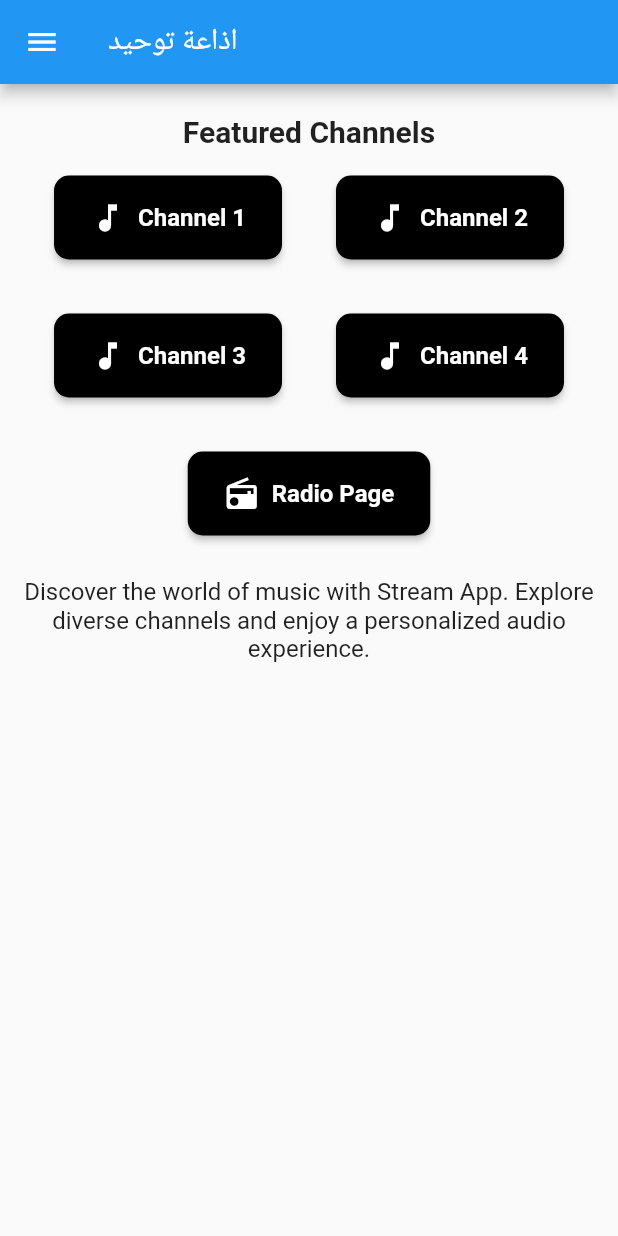
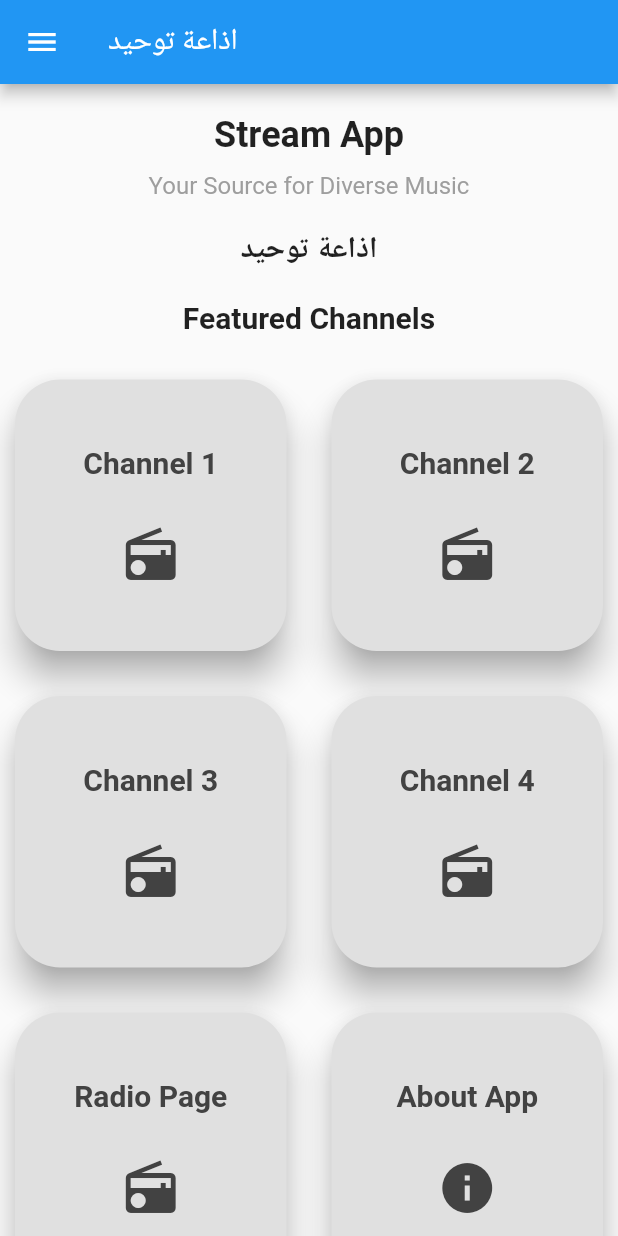
Before and after one commit to Black-crypto-gif/flutter_app, a Flutter app: the screen it shows after launch, on a phone screen of 412 x 824 dp. Run offline on Flutter 3.47's test engine with Material 2 defaults, Android fonts, the phone set to English and light mode, and no system bars; our stand-ins replace audioplayers, cached_network_image, dio, socket_io_client.

Commit message:
Home Page Adjust Buttons

```diff
--- a/lib/main.dart
+++ b/lib/main.dart
@@ -24,7 +24,8 @@ class MyApp extends StatelessWidget {
         '/about': (context) => AboutPage(),
       },
       theme: ThemeData(
-        primaryColor: Colors.blue,
+        primaryColor:
+            Color(0xFFe0e0e0), // Set the background color for the entire app
         fontFamily: 'Roboto',
       ),
     );
@@ -44,38 +45,54 @@ class MyHomePage extends StatelessWidget {
           children: [
             SizedBox(height: 20),
 
+            // App Title
+            Text(
+              'Stream App',
+              style: TextStyle(fontSize: 24, fontWeight: FontWeight.bold),
+            ),
+            SizedBox(height: 10),
+
+            // Slogan
+            Text(
+              'Your Source for Diverse Music',
+              style: TextStyle(fontSize: 16, color: Colors.grey),
+            ),
+            SizedBox(height: 20),
+
+            // Radio Station Title
+            Text(
+              'اذاعة توحيد',
+              style: TextStyle(fontSize: 20, fontWeight: FontWeight.bold),
+            ),
+            SizedBox(height: 20),
+
             // Featured Channels
             Text(
               'Featured Channels',
               style: TextStyle(fontSize: 20, fontWeight: FontWeight.bold),
             ),
-            SizedBox(height: 10),
-            Wrap(
-              alignment: WrapAlignment.center,
-              spacing: 20.0, // Adjust the spacing between columns
-              runSpacing: 20.0, // Adjust the spacing between rows
+            SizedBox(height: 20),
+            GridView.count(
+              crossAxisCount: 2,
+              crossAxisSpacing: 20.0,
+              mainAxisSpacing: 20.0,
+              padding: EdgeInsets.all(5.0),
+              shrinkWrap: true,
               children: [
                 _buildPaddedChannelButton(
-                    'Channel 1', '/channel1', Icons.music_note),
+                    'Channel 1', '/channel1', Icons.radio),
                 _buildPaddedChannelButton(
-                    'Channel 2', '/channel2', Icons.music_note),
+                    'Channel 2', '/channel2', Icons.radio),
                 _buildPaddedChannelButton(
-                    'Channel 3', '/channel3', Icons.music_note),
+                    'Channel 3', '/channel3', Icons.radio),
                 _buildPaddedChannelButton(
-                    'Channel 4', '/channel4', Icons.music_note),
+                    'Channel 4', '/channel4', Icons.radio),
                 _buildPaddedChannelButton(
                     'Radio Page', '/channel5', Icons.radio),
+                _buildPaddedChannelButton('About App', '/about', Icons.info),
               ],
             ),
 
-            SizedBox(height: 20),
-
-            // App Description
-            Text(
-              'Discover the world of music with Stream App. Explore diverse channels and enjoy a personalized audio experience.',
-              style: TextStyle(fontSize: 16),
-              textAlign: TextAlign.center,
-            ),
             SizedBox(height: 20),
           ],
         ),
@@ -129,7 +146,7 @@ class MyHomePage extends StatelessWidget {
 
   Widget _buildPaddedChannelButton(String label, String route, IconData icon) {
     return Padding(
-      padding: const EdgeInsets.all(8.0), // Adjust the padding as needed
+      padding: const EdgeInsets.all(5.0), // Adjust the padding as needed
       child: ChannelButton(label, route, icon),
     );
   }
@@ -144,22 +161,45 @@ class ChannelButton extends StatelessWidget {
 
   @override
   Widget build(BuildContext context) {
-    return ElevatedButton.icon(
+    return ElevatedButton(
       onPressed: () {
         Navigator.pushNamed(context, route);
       },
       style: ElevatedButton.styleFrom(
-        primary: Colors.black,
-        padding: EdgeInsets.symmetric(vertical: 16, horizontal: 24),
+        primary: Colors.grey[300], // Background color
+        padding: EdgeInsets.symmetric(vertical: 24, horizontal: 32),
         shape: RoundedRectangleBorder(
-          borderRadius: BorderRadius.circular(10.0),
+          borderRadius: BorderRadius.circular(30.0),
         ),
+        // Box Shadow
+        elevation: 10,
+        shadowColor: Colors.grey[500],
       ),
-      icon: Icon(icon, color: Colors.white),
-      label: Text(
-        label,
-        style: TextStyle(
-            fontSize: 16, fontWeight: FontWeight.bold, color: Colors.white),
+      child: Stack(
+        alignment: Alignment.center,
+        children: [
+          // Text
+          Positioned(
+            top: 20,
+            child: Text(
+              label,
+              style: TextStyle(
+                color: Colors.grey[800],
+                fontSize: 20,
+                fontWeight: FontWeight.bold,
+              ),
+            ),
+          ),
+          // Icon
+          Positioned(
+            bottom: 20,
+            child: Icon(
+              icon,
+              color: Colors.grey[800],
+              size: 40,
+            ),
+          ),
+        ],
       ),
     );
   }
```
